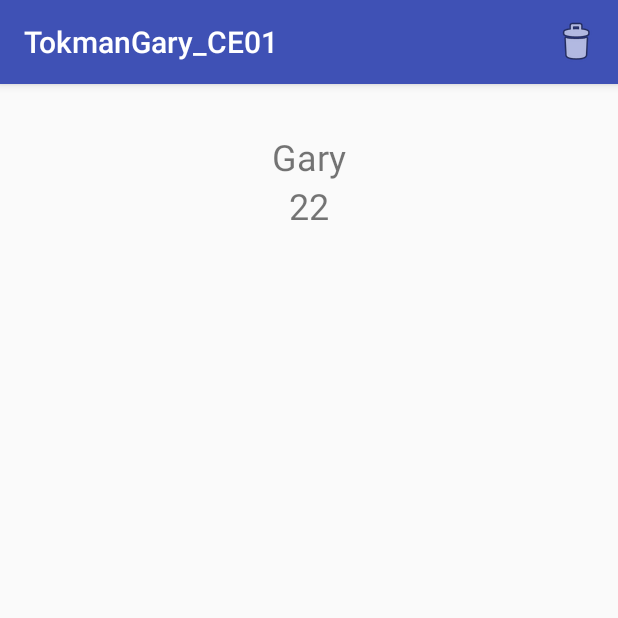
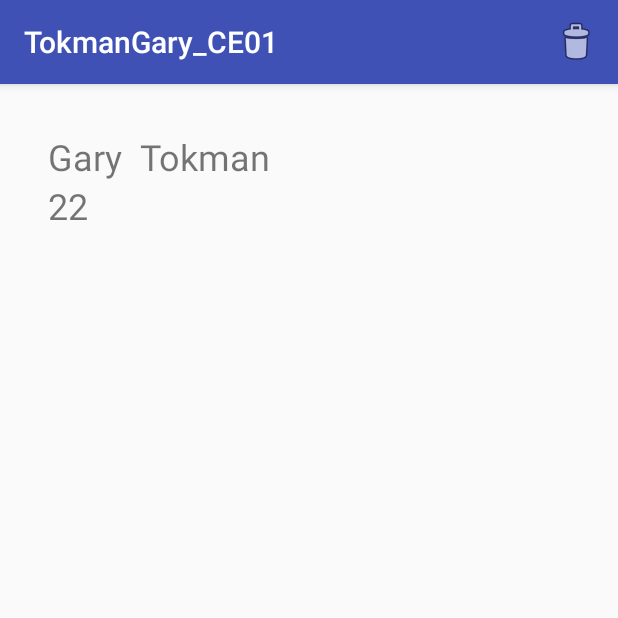
Before and after one commit to gtokman/Android-Challenges-3, an Android app: the screen it shows after launch (DetailActivity), after a tap on "Gary", on a phone screen of 412 x 824 dp, the top half of it. Run offline under Robolectric (Android 15) with nearby library versions, the phone set to English and light mode, and no system bars.

Commit message:
Refactored details fragment to start with implicit intent

```diff
--- a/TokmanGary_CE01/app/src/main/AndroidManifest.xml
+++ b/TokmanGary_CE01/app/src/main/AndroidManifest.xml
@@ -21,6 +21,11 @@
         <!--Detail Act-->
         <activity android:name=".activities.DetailActivity">
 
+            <intent-filter>
+                <action android:name="com.fullsail.android.ACTION_VIEW_DATA"/>
+                <category android:name="android.intent.category.DEFAULT"/>
+            </intent-filter>
+
         </activity>
 
         <!--Form Act-->
--- a/TokmanGary_CE01/app/src/main/java/com/garytokman/tokmangary_ce01/activities/GenericActivity.java
+++ b/TokmanGary_CE01/app/src/main/java/com/garytokman/tokmangary_ce01/activities/GenericActivity.java
@@ -57,6 +57,7 @@ public abstract class GenericActivity extends AppCompatActivity {
                 break;
             case R.id.delete_action:
                 message = "Delete action";
+                finish();
                 break;
             case R.id.save_action:
                 message = "Save action";
--- a/TokmanGary_CE01/app/src/main/java/com/garytokman/tokmangary_ce01/fragments/DetailFragment.java
+++ b/TokmanGary_CE01/app/src/main/java/com/garytokman/tokmangary_ce01/fragments/DetailFragment.java
@@ -22,16 +22,20 @@ public class DetailFragment extends Fragment {
     public View onCreateView(LayoutInflater inflater, ViewGroup container, Bundle savedInstanceState) {
         View view = inflater.inflate(R.layout.detail_layout, container, false);
 
+        // Get intent
         Intent intent = getActivity().getIntent();
-        String personName = intent.getStringExtra(Intent.EXTRA_TEXT);
-        int personAge = intent.getIntExtra(Intent.EXTRA_PHONE_NUMBER, 0);
+        String firstName = intent.getStringExtra(PersonListFragment.EXTRA_FIRST_NAME);
+        String lastName = intent.getStringExtra(PersonListFragment.EXTRA_LAST_NAME);
+        int personAge = intent.getIntExtra(PersonListFragment.EXTRA_AGE, 0);
 
         // Init
-        TextView fullName = (TextView) view.findViewById(R.id.full_name_view);
+        TextView firstNameView = (TextView) view.findViewById(R.id.first_name_view);
+        TextView lastNameView = (TextView) view.findViewById(R.id.last_name_view);
         TextView age = (TextView) view.findViewById(R.id.age_view);
 
         // Set
-        fullName.setText(personName);
+        firstNameView.setText(firstName);
+        lastNameView.setText(lastName);
         age.setText(String.valueOf(personAge));
 
         return view;
--- a/TokmanGary_CE01/app/src/main/java/com/garytokman/tokmangary_ce01/fragments/PersonListFragment.java
+++ b/TokmanGary_CE01/app/src/main/java/com/garytokman/tokmangary_ce01/fragments/PersonListFragment.java
@@ -7,8 +7,6 @@ import android.view.View;
 import android.widget.ArrayAdapter;
 import android.widget.ListView;
 
-import com.garytokman.tokmangary_ce01.activities.DetailActivity;
-
 import java.util.ArrayList;
 import java.util.List;
 
@@ -17,6 +15,11 @@ import java.util.List;
 // PersonListFragment
 
 public class PersonListFragment extends ListFragment {
+
+    private static final String ACTION_VIEW_DATA = "com.fullsail.android.ACTION_VIEW_DATA";
+    public static final String EXTRA_FIRST_NAME = "com.fullsail.android.EXTRA_FIRST_NAME";
+    public static final String EXTRA_LAST_NAME = "com.fullsail.android.EXTRA_LAST_NAME";
+    public static final String EXTRA_AGE = "com.fullsail.android.EXTRA_AGE";
 
     @Override
     public void onActivityCreated(Bundle savedInstanceState) {
@@ -35,10 +38,10 @@ public class PersonListFragment extends ListFragment {
     public void onListItemClick(ListView l, View v, int position, long id) {
         super.onListItemClick(l, v, position, id);
         // Start detail activity
-        Intent intent = new Intent(getActivity(), DetailActivity.class);
-        String name = l.getAdapter().getItem(position).toString();
-        intent.putExtra(Intent.EXTRA_TEXT, name);
-        intent.putExtra(Intent.EXTRA_PHONE_NUMBER, 22);
+        Intent intent = new Intent(ACTION_VIEW_DATA);
+        intent.putExtra(EXTRA_FIRST_NAME, "Gary");
+        intent.putExtra(EXTRA_LAST_NAME, "Tokman");
+        intent.putExtra(EXTRA_AGE, 22);
         startActivity(intent);
     }
 }
--- a/TokmanGary_CE01/app/src/main/res/layout/detail_layout.xml
+++ b/TokmanGary_CE01/app/src/main/res/layout/detail_layout.xml
@@ -1,27 +1,39 @@
 <?xml version="1.0" encoding="utf-8"?>
-<LinearLayout xmlns:android="http://schemas.android.com/apk/res/android"
+<RelativeLayout xmlns:android="http://schemas.android.com/apk/res/android"
               xmlns:tools="http://schemas.android.com/tools"
               android:layout_width="match_parent"
               android:layout_height="match_parent"
-              android:orientation="vertical"
               android:paddingBottom="@dimen/activity_vertical_margin"
               android:paddingLeft="@dimen/activity_horizontal_margin"
               android:paddingRight="@dimen/activity_horizontal_margin"
               android:paddingTop="@dimen/activity_vertical_margin">
 
     <TextView
-        android:layout_width="match_parent"
+        android:layout_width="wrap_content"
         android:layout_height="wrap_content"
         android:textAlignment="center"
-        tools:text="Gary Tokman"
+        tools:text="Gary"
         android:textSize="24sp"
-        android:id="@+id/full_name_view"/>
+        android:id="@+id/first_name_view"/>
+
+    <TextView
+        android:id="@+id/last_name_view"
+        android:layout_width="wrap_content"
+        android:layout_height="wrap_content"
+        android:textAlignment="center"
+        tools:text="Tokman"
+        android:textSize="24sp"
+        android:layout_alignParentTop="true"
+        android:layout_toEndOf="@+id/first_name_view"
+        android:layout_marginStart="11dp"/>
 
     <TextView
         android:id="@+id/age_view"
-        android:layout_width="match_parent"
+        android:layout_width="wrap_content"
         android:layout_height="wrap_content"
         android:textAlignment="center"
         tools:text="Age"
-        android:textSize="24sp"/>
-</LinearLayout>
+        android:textSize="24sp"
+        android:layout_below="@+id/first_name_view"
+        android:layout_alignParentStart="true"/>
+</RelativeLayout>
```
